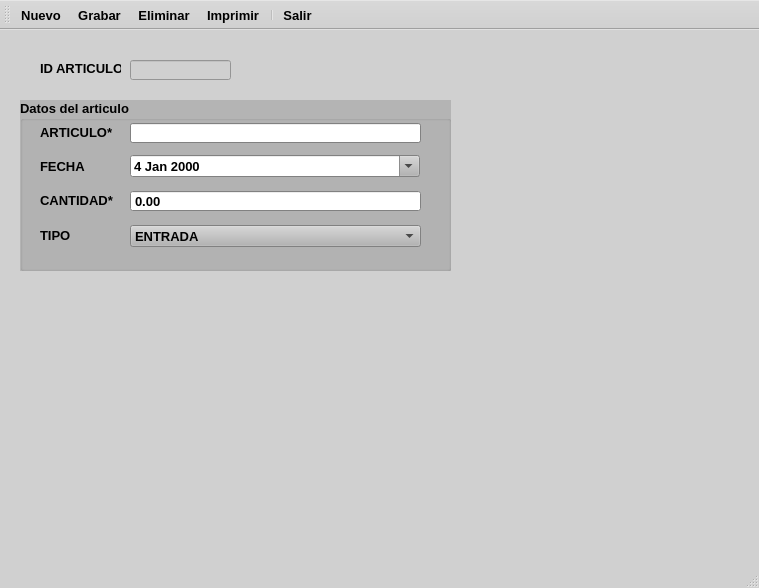
Qt form ui/registro_inventarios.ui (EdwardsBC/SutrakomaqV2) before a commit.
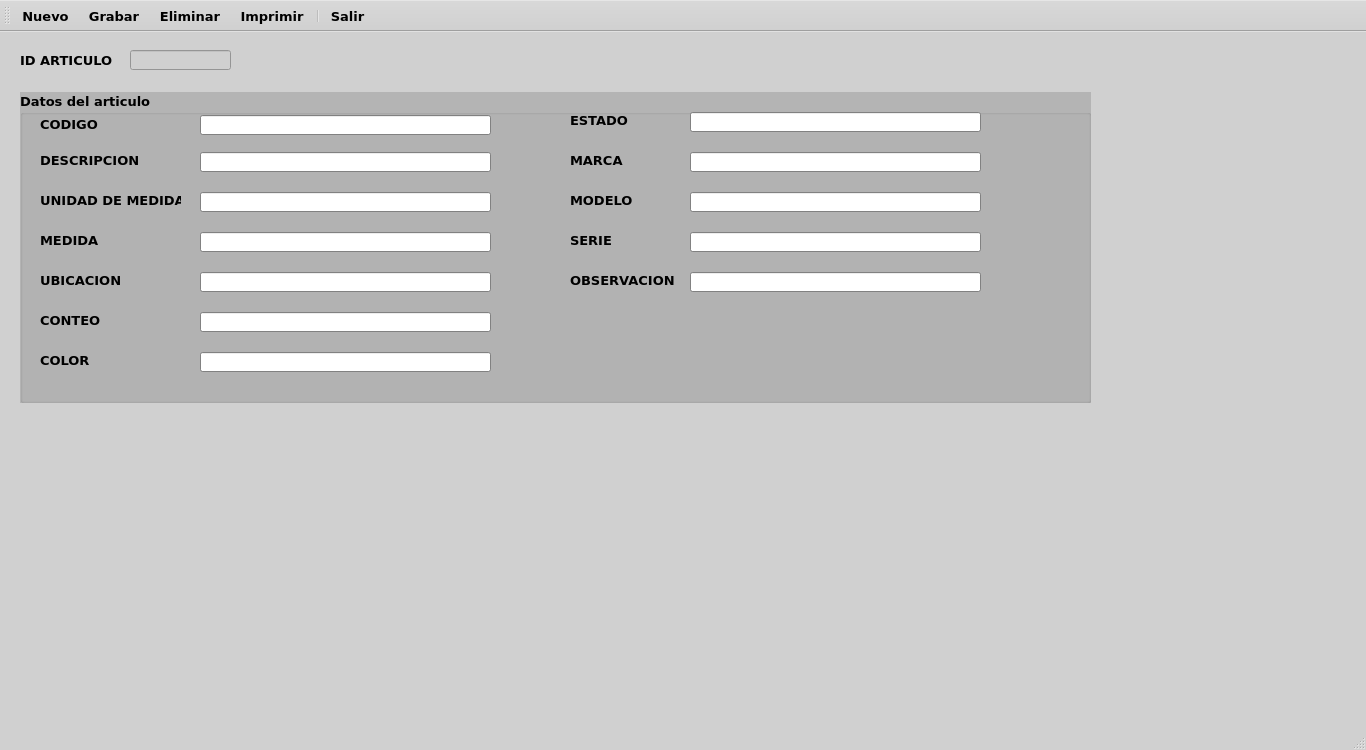
The same form after that commit. Icons and pictures are not drawn.

Commit message: arreglando el inventario

What changed in the file:
```diff
--- a/ui/registro_inventarios.ui
+++ b/ui/registro_inventarios.ui
@@ -6,8 +6,8 @@
    <rect>
     <x>0</x>
     <y>0</y>
-    <width>759</width>
-    <height>588</height>
+    <width>1366</width>
+    <height>750</height>
    </rect>
   </property>
   <property name="palette">
@@ -452,6 +452,12 @@
     </disabled>
    </palette>
   </property>
+  <property name="font">
+   <font>
+    <family>Verdana</family>
+    <bold>true</bold>
+   </font>
+  </property>
   <property name="windowTitle">
    <string>MainWindow</string>
   </property>
@@ -459,14 +465,15 @@
    <widget class="QLabel" name="label_5">
     <property name="geometry">
      <rect>
-      <x>40</x>
-      <y>30</y>
-      <width>81</width>
+      <x>20</x>
+      <y>20</y>
+      <width>111</width>
       <height>16</height>
      </rect>
     </property>
     <property name="font">
      <font>
+      <family>Verdana</family>
       <pointsize>10</pointsize>
       <bold>true</bold>
      </font>
@@ -479,9 +486,9 @@
     <property name="geometry">
      <rect>
       <x>20</x>
-      <y>70</y>
-      <width>431</width>
-      <height>171</height>
+      <y>60</y>
+      <width>1071</width>
+      <height>311</height>
      </rect>
     </property>
     <property name="palette">
@@ -928,6 +935,7 @@
     </property>
     <property name="font">
      <font>
+      <family>Verdana</family>
       <pointsize>10</pointsize>
       <bold>true</bold>
      </font>
@@ -942,26 +950,26 @@
      <property name="geometry">
       <rect>
        <x>20</x>
-       <y>127</y>
+       <y>140</y>
        <width>81</width>
        <height>16</height>
       </rect>
      </property>
      <property name="text">
-      <string>TIPO</string>
+      <string>MEDIDA</string>
      </property>
     </widget>
     <widget class="QLabel" name="label_3">
      <property name="geometry">
       <rect>
        <x>20</x>
-       <y>92</y>
-       <width>81</width>
+       <y>100</y>
+       <width>141</width>
        <height>16</height>
       </rect>
      </property>
      <property name="text">
-      <string>CANTIDAD*</string>
+      <string>UNIDAD DE MEDIDA</string>
      </property>
     </widget>
     <widget class="QLabel" name="label_2">
@@ -974,99 +982,245 @@
       </rect>
      </property>
      <property name="text">
-      <string>ARTICULO*</string>
+      <string>CODIGO</string>
      </property>
     </widget>
     <widget class="QLabel" name="label">
      <property name="geometry">
       <rect>
        <x>20</x>
-       <y>58</y>
-       <width>49</width>
+       <y>60</y>
+       <width>111</width>
        <height>16</height>
       </rect>
      </property>
      <property name="text">
-      <string>FECHA</string>
+      <string>DESCRIPCION</string>
      </property>
     </widget>
     <widget class="QLineEdit" name="lineEdit_2">
      <property name="geometry">
       <rect>
-       <x>110</x>
+       <x>180</x>
        <y>23</y>
        <width>291</width>
        <height>20</height>
       </rect>
      </property>
     </widget>
-    <widget class="QDateEdit" name="dateEdit">
+    <widget class="QLabel" name="label_6">
      <property name="geometry">
       <rect>
-       <x>110</x>
-       <y>55</y>
-       <width>290</width>
-       <height>22</height>
+       <x>20</x>
+       <y>180</y>
+       <width>101</width>
+       <height>16</height>
       </rect>
      </property>
-     <property name="frame">
-      <bool>true</bool>
+     <property name="text">
+      <string>UBICACION</string>
      </property>
-     <property name="dateTime">
-      <datetime>
-       <hour>3</hour>
-       <minute>0</minute>
-       <second>0</second>
-       <year>2000</year>
-       <month>1</month>
-       <day>4</day>
-      </datetime>
+    </widget>
+    <widget class="QLabel" name="label_7">
+     <property name="geometry">
+      <rect>
+       <x>20</x>
+       <y>220</y>
+       <width>81</width>
+       <height>16</height>
+      </rect>
      </property>
-     <property name="currentSection">
-      <enum>QDateTimeEdit::DaySection</enum>
+     <property name="text">
+      <string>CONTEO</string>
      </property>
-     <property name="calendarPopup">
-      <bool>true</bool>
+    </widget>
+    <widget class="QLabel" name="label_8">
+     <property name="geometry">
+      <rect>
+       <x>20</x>
+       <y>260</y>
+       <width>81</width>
+       <height>16</height>
+      </rect>
      </property>
+     <property name="text">
+      <string>COLOR</string>
+     </property>
     </widget>
-    <widget class="QDoubleSpinBox" name="doubleSpinBox">
+    <widget class="QLabel" name="label_9">
      <property name="geometry">
       <rect>
-       <x>110</x>
-       <y>90</y>
+       <x>550</x>
+       <y>20</y>
+       <width>81</width>
+       <height>16</height>
+      </rect>
+     </property>
+     <property name="text">
+      <string>ESTADO</string>
+     </property>
+    </widget>
+    <widget class="QLabel" name="label_10">
+     <property name="geometry">
+      <rect>
+       <x>550</x>
+       <y>60</y>
+       <width>81</width>
+       <height>16</height>
+      </rect>
+     </property>
+     <property name="text">
+      <string>MARCA</string>
+     </property>
+    </widget>
+    <widget class="QLabel" name="label_11">
+     <property name="geometry">
+      <rect>
+       <x>550</x>
+       <y>100</y>
+       <width>81</width>
+       <height>16</height>
+      </rect>
+     </property>
+     <property name="text">
+      <string>MODELO</string>
+     </property>
+    </widget>
+    <widget class="QLabel" name="label_12">
+     <property name="geometry">
+      <rect>
+       <x>550</x>
+       <y>140</y>
+       <width>81</width>
+       <height>16</height>
+      </rect>
+     </property>
+     <property name="text">
+      <string>SERIE</string>
+     </property>
+    </widget>
+    <widget class="QLabel" name="label_13">
+     <property name="geometry">
+      <rect>
+       <x>550</x>
+       <y>180</y>
+       <width>111</width>
+       <height>16</height>
+      </rect>
+     </property>
+     <property name="text">
+      <string>OBSERVACION</string>
+     </property>
+    </widget>
+    <widget class="QLineEdit" name="lineEdit_3">
+     <property name="geometry">
+      <rect>
+       <x>180</x>
+       <y>60</y>
        <width>291</width>
-       <height>22</height>
+       <height>20</height>
       </rect>
      </property>
-     <property name="frame">
-      <bool>true</bool>
+    </widget>
+    <widget class="QLineEdit" name="lineEdit_4">
+     <property name="geometry">
+      <rect>
+       <x>180</x>
+       <y>100</y>
+       <width>291</width>
+       <height>20</height>
+      </rect>
      </property>
-     <property name="buttonSymbols">
-      <enum>QAbstractSpinBox::NoButtons</enum>
+    </widget>
+    <widget class="QLineEdit" name="lineEdit_5">
+     <property name="geometry">
+      <rect>
+       <x>180</x>
+       <y>140</y>
+       <width>291</width>
+       <height>20</height>
+      </rect>
      </property>
-     <property name="maximum">
-      <double>9999999.990000000223517</double>
+    </widget>
+    <widget class="QLineEdit" name="lineEdit_6">
+     <property name="geometry">
+      <rect>
+       <x>180</x>
+       <y>180</y>
+       <width>291</width>
+       <height>20</height>
+      </rect>
      </property>
     </widget>
-    <widget class="QComboBox" name="comboBox">
+    <widget class="QLineEdit" name="lineEdit_7">
      <property name="geometry">
       <rect>
-       <x>110</x>
-       <y>125</y>
+       <x>180</x>
+       <y>220</y>
        <width>291</width>
-       <height>22</height>
+       <height>20</height>
       </rect>
      </property>
-     <item>
-      <property name="text">
-       <string>ENTRADA</string>
-      </property>
-     </item>
-     <item>
-      <property name="text">
-       <string>SALIDA</string>
-      </property>
-     </item>
+    </widget>
+    <widget class="QLineEdit" name="lineEdit_8">
+     <property name="geometry">
+      <rect>
+       <x>180</x>
+       <y>260</y>
+       <width>291</width>
+       <height>20</height>
+      </rect>
+     </property>
+    </widget>
+    <widget class="QLineEdit" name="lineEdit_9">
+     <property name="geometry">
+      <rect>
+       <x>670</x>
+       <y>20</y>
+       <width>291</width>
+       <height>20</height>
+      </rect>
+     </property>
+    </widget>
+    <widget class="QLineEdit" name="lineEdit_10">
+     <property name="geometry">
+      <rect>
+       <x>670</x>
+       <y>60</y>
+       <width>291</width>
+       <height>20</height>
+      </rect>
+     </property>
+    </widget>
+    <widget class="QLineEdit" name="lineEdit_11">
+     <property name="geometry">
+      <rect>
+       <x>670</x>
+       <y>100</y>
+       <width>291</width>
+       <height>20</height>
+      </rect>
+     </property>
+    </widget>
+    <widget class="QLineEdit" name="lineEdit_12">
+     <property name="geometry">
+      <rect>
+       <x>670</x>
+       <y>140</y>
+       <width>291</width>
+       <height>20</height>
+      </rect>
+     </property>
+    </widget>
+    <widget class="QLineEdit" name="lineEdit_13">
+     <property name="geometry">
+      <rect>
+       <x>670</x>
+       <y>180</y>
+       <width>291</width>
+       <height>20</height>
+      </rect>
+     </property>
     </widget>
    </widget>
    <widget class="QLineEdit" name="lineEdit">
@@ -1076,13 +1230,14 @@
     <property name="geometry">
      <rect>
       <x>130</x>
-      <y>30</y>
+      <y>18</y>
       <width>101</width>
       <height>20</height>
      </rect>
     </property>
     <property name="font">
      <font>
+      <family>Verdana</family>
       <pointsize>10</pointsize>
       <bold>true</bold>
      </font>
@@ -1103,6 +1258,7 @@
   <widget class="QToolBar" name="toolBar">
    <property name="font">
     <font>
+     <family>Verdana</family>
      <pointsize>10</pointsize>
      <bold>true</bold>
     </font>
```
Left out of the diff: 4 changed lines with no effect on the pictures. The commit also changes 6 other files.
